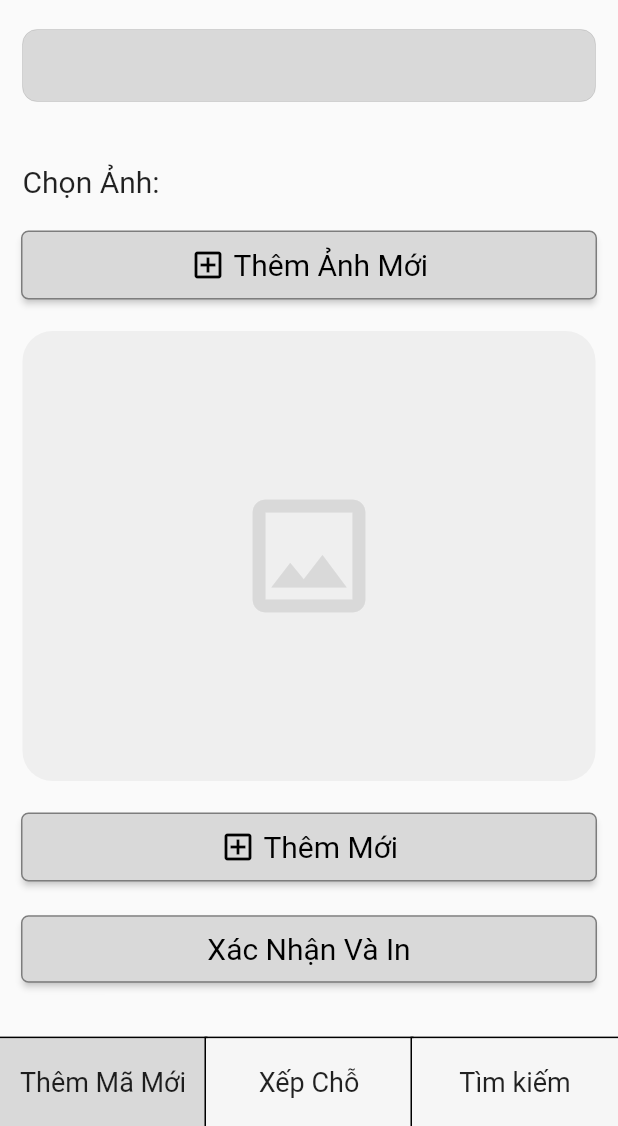
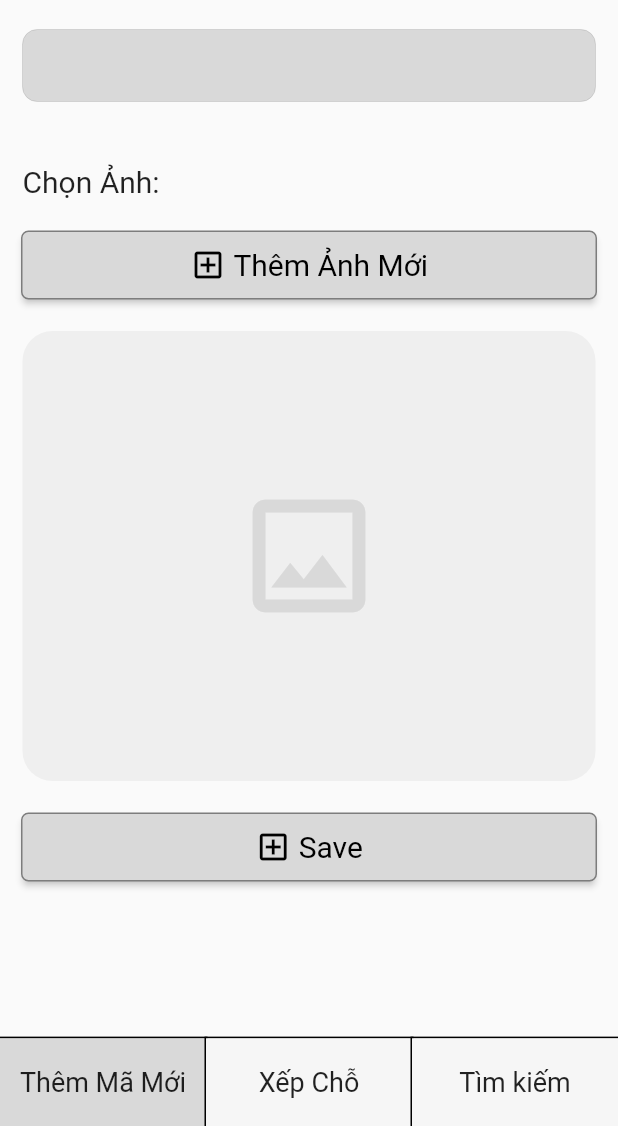
Before and after one commit to tanphuccgl/printer, a Flutter app: the screen it shows after launch, on a phone screen of 412 x 824 dp, the part 110-1236 px from its top. Run offline on Flutter 3.47's test engine with Material 2 defaults, Android fonts, the phone set to English and light mode, and no system bars; our stand-ins replace bot_toast, cloud_firestore, equatable, firebase_core, firebase_storage, flutter_bloc and 7 more; accounts and stored records are empty.

```diff
--- a/lib/src/features/add_new_code/pages/add_new_code_page.dart
+++ b/lib/src/features/add_new_code/pages/add_new_code_page.dart
@@ -133,7 +133,7 @@ class AddNewCodePage extends StatelessWidget {
                               width: 5,
                             ),
                             Text(
-                              "Thêm Mới",
+                              "Save",
                               style: TextStyle(
                                 fontSize: 20,
                                 color: Colors.black,
@@ -141,29 +141,6 @@ class AddNewCodePage extends StatelessWidget {
                               ),
                             ),
                           ],
-                        ),
-                      ),
-                    ),
-                    const SizedBox(height: 20),
-                    Center(
-                      child: ElevatedButton(
-                        style: ElevatedButton.styleFrom(
-                            side: const BorderSide(
-                                color: XColors.primary3, strokeAlign: 1),
-                            minimumSize: Size(size.width, 40),
-                            elevation: 2,
-                            backgroundColor: XColors.primary2,
-                            padding: const EdgeInsets.symmetric(
-                                vertical: 10, horizontal: 12)),
-                        onPressed: () =>
-                            context.read<AddNewCodeBloc>().printer(),
-                        child: const Text(
-                          "Xác Nhận Và In",
-                          style: TextStyle(
-                            fontSize: 20,
-                            color: Colors.black,
-                            fontWeight: FontWeight.normal,
-                          ),
                         ),
                       ),
                     ),
--- a/lib/src/features/search/cubit/search_bloc.dart
+++ b/lib/src/features/search/cubit/search_bloc.dart
@@ -101,11 +101,13 @@ class SearchBloc extends Cubit<SearchState> {
       await getAllProduct();
       XToast.success("Xóa sản phẩm thành công");
       emit(SearchState.ds());
+      getAllProduct();
       XToast.hideLoading();
       return;
     }
     await getAllProduct();
     emit(SearchState.ds());
+    getAllProduct();
     XToast.error("Xóa sản phẩm thất bại");
     XToast.hideLoading();
   }
```
Also changed, not shown: lib/src/features/add_new_code/cubit/add_new_code_bloc.dart (+48 -9 lines), lib/src/features/search/pages/search_page.dart (+8 -9 lines).
